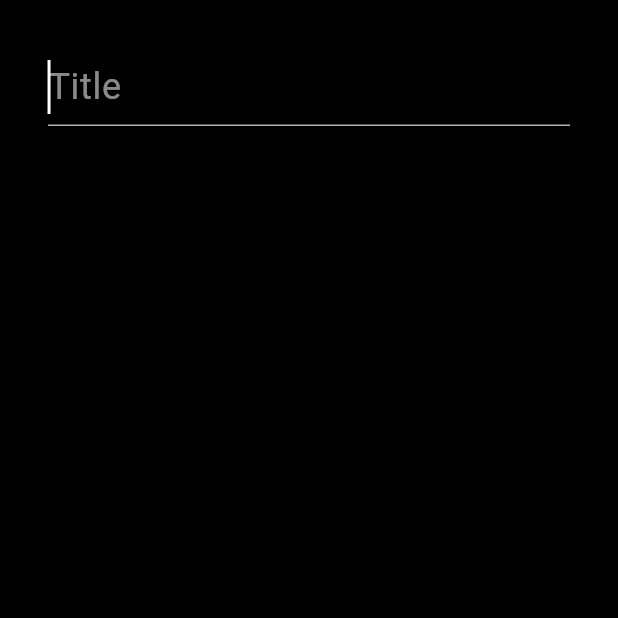
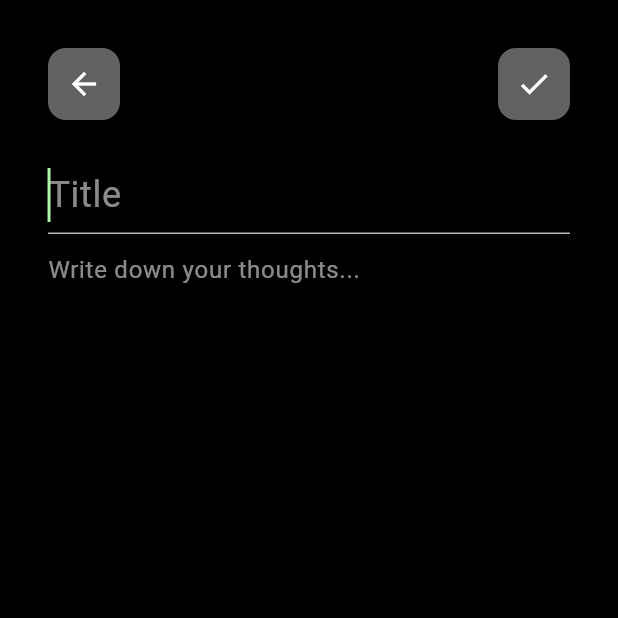
Before and after one commit to JacksonMonteiro/flutter_clean_notes, a Flutter app: the NoteView screen opened by its route, on a phone screen of 412 x 824 dp, the top half of it. Run offline on Flutter 3.47's test engine with Material 2 defaults, Android fonts, the phone set to English and light mode, and no system bars; our stand-ins replace cloud_firestore, easy_localization, firebase_core; accounts and stored records are empty.

Commit message:
Add, update and delete notes functions and first app version completed

```diff
--- a/lib/main.dart
+++ b/lib/main.dart
@@ -36,7 +36,9 @@ class MyApp extends StatelessWidget {
       initialRoute: '/',
       routes: {
         '/': (context) => const HomeView(),
-        '/note': (context) => const NoteView(),
+        '/note': (context) => const NoteView(
+              id: '',
+            ),
       },
       localizationsDelegates: context.localizationDelegates,
       supportedLocales: context.supportedLocales,
--- a/lib/src/views/note_view.dart
+++ b/lib/src/views/note_view.dart
@@ -1,15 +1,25 @@
+// ignore_for_file: use_build_context_synchronously
+
+import 'package:cloud_firestore/cloud_firestore.dart';
+import 'package:easy_localization/easy_localization.dart';
 import 'package:flutter/material.dart';
-import 'package:flutter/src/foundation/key.dart';
-import 'package:flutter/src/widgets/framework.dart';
 
 class NoteView extends StatefulWidget {
-  const NoteView({Key? key}) : super(key: key);
+  final String id;
+
+  const NoteView({Key? key, required this.id}) : super(key: key);
 
   @override
   State<NoteView> createState() => _NoteViewState();
 }
 
 class _NoteViewState extends State<NoteView> {
+  final CollectionReference _notes =
+      FirebaseFirestore.instance.collection('notes');
+
+  TextEditingController titleController = TextEditingController();
+  TextEditingController noteController = TextEditingController();
+
   @override
   Widget build(BuildContext context) {
     return Scaffold(
@@ -19,15 +29,59 @@ class _NoteViewState extends State<NoteView> {
         color: Colors.black,
         child: Padding(
           padding: const EdgeInsets.all(32),
-          child: Column(children: const [
+          child: Column(children: [
+            Row(
+              mainAxisAlignment: MainAxisAlignment.spaceBetween,
+              children: [
+                Container(
+                  decoration: BoxDecoration(
+                    color: Colors.white38,
+                    borderRadius: BorderRadius.circular(12),
+                  ),
+                  child: IconButton(
+                    onPressed: () {
+                      Navigator.of(context).pop();
+                    },
+                    icon: const Icon(Icons.arrow_back),
+                    color: Colors.white,
+                  ),
+                ),
+                Container(
+                  decoration: BoxDecoration(
+                    color: Colors.white38,
+                    borderRadius: BorderRadius.circular(12),
+                  ),
+                  child: IconButton(
+                    onPressed: () async {
+                      String title = titleController.text;
+                      String note = noteController.text;
+                      DateTime date = DateTime.now();
+
+                      await _notes
+                          .add({"title": title, "content": note, "date": date});
+
+                      titleController.text = '';
+                      noteController.text = '';
+
+                      Navigator.of(context).pop();
+                    },
+                    icon: const Icon(Icons.check),
+                    color: Colors.white,
+                  ),
+                ),
+              ],
+            ),
+            const SizedBox(
+              height: 24,
+            ),
             TextField(
               autofocus: true,
-              cursorColor: Colors.white,
-              style: TextStyle(
+              cursorColor: const Color(0xFFaff7ad),
+              style: const TextStyle(
                   color: Color(0xffaff7ad),
                   fontSize: 24,
                   fontWeight: FontWeight.normal),
-              decoration: InputDecoration(
+              decoration: const InputDecoration(
                 hintText: 'Title',
                 border: UnderlineInputBorder(
                     borderSide: BorderSide(color: Colors.white70)),
@@ -39,8 +93,28 @@ class _NoteViewState extends State<NoteView> {
                   fontSize: 24,
                   color: Colors.white54,
                   fontWeight: FontWeight.normal,
-                  )),
                 ),
+              ),
+              controller: titleController,
+            ),
+            TextField(
+              controller: noteController,
+              style: const TextStyle(
+                color: Colors.white,
+                fontSize: 16,
+                fontWeight: FontWeight.normal,
+              ),
+              cursorColor: Colors.white,
+              keyboardType: TextInputType.multiline,
+              maxLines: null,
+              decoration: const InputDecoration(
+                  border: InputBorder.none,
+                  hintText: 'Write down your thoughts...',
+                  hintStyle: TextStyle(
+                      fontSize: 16,
+                      color: Colors.white54,
+                      fontWeight: FontWeight.normal)),
+            )
           ]),
         ),
       ),
```
Also changed, not shown: lib/src/views/home_view.dart (+12 -3 lines), lib/src/views/update_note_view.dart (added, +162 -0 lines). Lines whose indentation alone changed are shown as unchanged.
